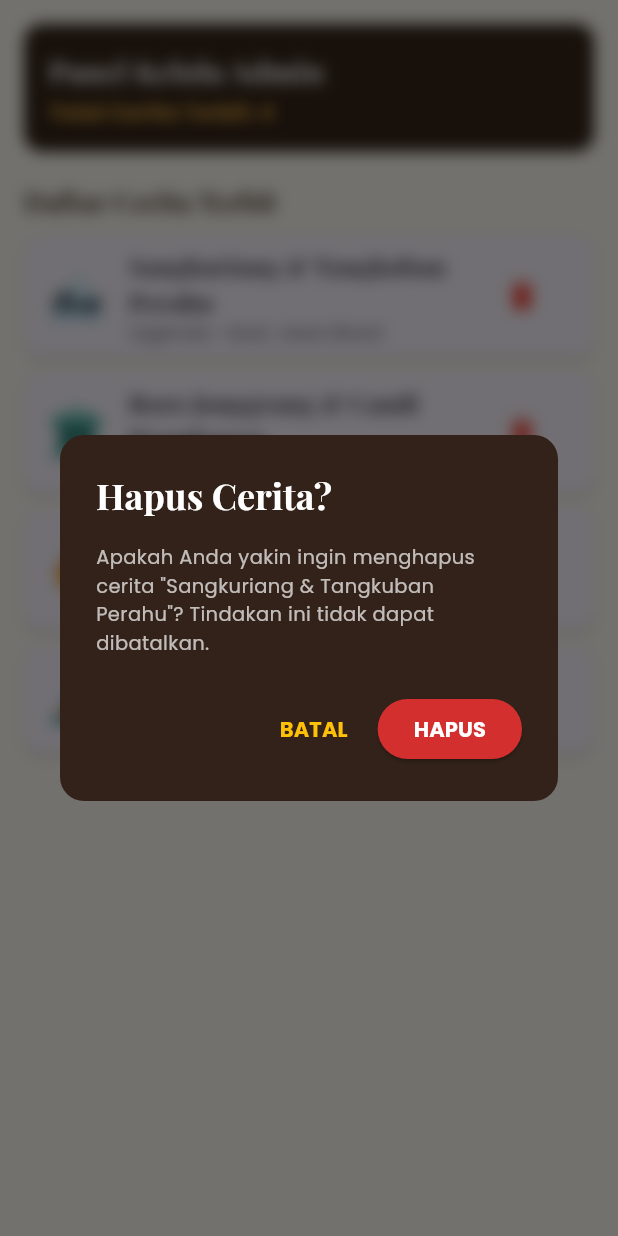
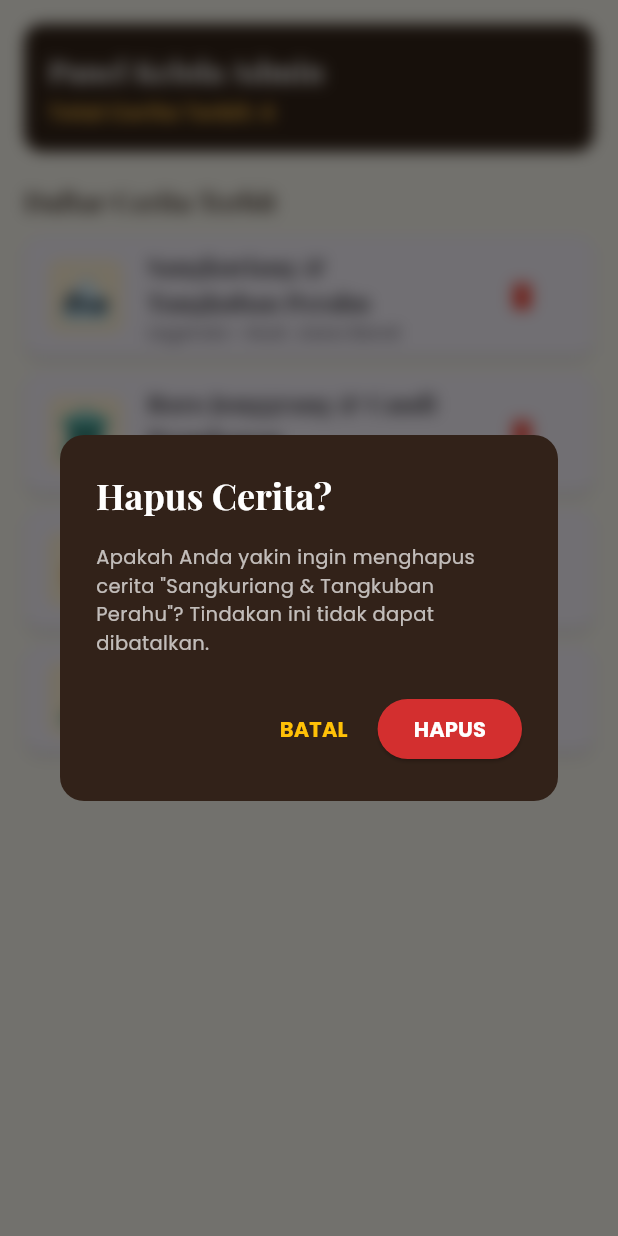
Before and after one commit to duitawisnaeni31-a11y/aplikasi_kisahloka, a Flutter app: the AdminDashboardScreen screen opened directly, after a tap on the "delete" icon, on a phone screen of 412 x 824 dp. Run offline on Flutter 3.47's test engine with Material 3 defaults, Android fonts, the phone set to English and light mode, and no system bars; our stand-ins replace file_picker, google_fonts; network calls fail.

Commit message:
Simpan perubahan kode

```diff
--- a/lib/main.dart
+++ b/lib/main.dart
@@ -5,9 +5,7 @@ import 'views/admin_views.dart';
 import 'views/guest_views.dart';
 import 'views/story_detail_view.dart';
 
-void main() async {
-  WidgetsFlutterBinding.ensureInitialized();
-  await loadStoriesFromStorage();
+void main() {
   runApp(const KisahLokaApp());
 }
 
--- a/lib/views/admin_views.dart
+++ b/lib/views/admin_views.dart
@@ -39,15 +39,12 @@ class _AdminDashboardScreenState extends State<AdminDashboardScreen> {
               ),
               ElevatedButton(
                 style: ElevatedButton.styleFrom(backgroundColor: Colors.red.shade700),
-                onPressed: () async {
+                onPressed: () {
                   setState(() {
                     globalStories.removeAt(index);
                   });
-                  await saveStoriesToStorage();
-                  if (mounted) {
                   Navigator.pop(ctx);
                   ScaffoldMessenger.of(context).showSnackBar(const SnackBar(content: Text('Cerita berhasil dihapus.')));
-                  }
                 },
                 child: Text('HAPUS', style: GoogleFonts.poppins(color: Colors.white, fontWeight: FontWeight.bold)),
               ),
@@ -56,6 +53,23 @@ class _AdminDashboardScreenState extends State<AdminDashboardScreen> {
         );
       },
     );
+  }
+
+  Widget _buildThumbnail(Story story) {
+    if (story.imageBytes != null) {
+      return Image.memory(story.imageBytes!, width: 50, height: 50, fit: BoxFit.cover);
+    } else if (story.imageFile != null) {
+      return Image.file(story.imageFile!, width: 50, height: 50, fit: BoxFit.cover);
+    } else if (story.imageUrl != null && story.imageUrl!.isNotEmpty) {
+      return Image.network(
+        story.imageUrl!,
+        width: 50,
+        height: 50,
+        fit: BoxFit.cover,
+        errorBuilder: (_, __, ___) => Text(story.iconEmoji, style: const TextStyle(fontSize: 28)),
+      );
+    }
+    return Text(story.iconEmoji, style: const TextStyle(fontSize: 28));
   }
 
   @override
@@ -92,7 +106,16 @@ class _AdminDashboardScreenState extends State<AdminDashboardScreen> {
                 return Card(
                   margin: const EdgeInsets.only(bottom: 10),
                   child: ListTile(
-                    leading: Text(story.iconEmoji, style: const TextStyle(fontSize: 30)),
+                    leading: ClipRRect(
+                      borderRadius: BorderRadius.circular(8),
+                      child: Container(
+                        width: 50,
+                        height: 50,
+                        color: const Color(0xFFFFF1D6),
+                        alignment: Alignment.center,
+                        child: _buildThumbnail(story),
+                      ),
+                    ),
                     title: Text(story.title, style: GoogleFonts.playfairDisplay(fontWeight: FontWeight.bold)),
                     subtitle: Text('${story.category} • Asal: ${story.region}', style: GoogleFonts.poppins(fontSize: 12)),
                     trailing: IconButton(
@@ -127,13 +150,13 @@ class _AddStoryScreenState extends State<AddStoryScreen> {
 
   String _category = 'Legenda';
   File? _selectedImageFile;
-  Uint8List? _selectedImageBytes; // Menyimpan data byte gambar HP
+  Uint8List? _selectedImageBytes;
 
   Future<void> _pickImage() async {
     try {
       FilePickerResult? result = await FilePicker.platform.pickFiles(
         type: FileType.image,
-        withData: true, // Ambil data byte langsung agar kompatibel di HP
+        withData: true,
       );
 
       if (result != null) {
@@ -149,14 +172,8 @@ class _AddStoryScreenState extends State<AddStoryScreen> {
     }
   }
 
-  void _submitStory() async {
+  void _submitStory() {
     if (_formKey.currentState!.validate()) {
-      // Jika pengguna memilih File tetapi bytes belum terbaca, baca manual dari file
-      Uint8List? finalBytes = _selectedImageBytes;
-      if (finalBytes == null && _selectedImageFile != null) {
-        finalBytes = await _selectedImageFile!.readAsBytes();
-      }
-
       final newStory = Story(
         id: DateTime.now().millisecondsSinceEpoch.toString(),
         title: _titleController.text,
@@ -166,14 +183,12 @@ class _AddStoryScreenState extends State<AddStoryScreen> {
         content: _contentController.text,
         moralValue: _moralController.text,
         imageFile: _selectedImageFile,
-        imageBytes: finalBytes,
+        imageBytes: _selectedImageBytes,
         iconEmoji: _category == 'Legenda' ? '⛵' : (_category == 'Mitos' ? '🌊' : '📜'),
       );
 
       globalStories.insert(0, newStory);
-      await saveStoriesToStorage();
 
-      if (mounted) {
       ScaffoldMessenger.of(context).showSnackBar(const SnackBar(content: Text('Cerita berhasil diterbitkan!')));
 
       _titleController.clear();
@@ -185,7 +200,6 @@ class _AddStoryScreenState extends State<AddStoryScreen> {
         _selectedImageFile = null;
         _selectedImageBytes = null;
       });
-      }
     }
   }
 
--- a/lib/views/guest_views.dart
+++ b/lib/views/guest_views.dart
@@ -174,7 +174,6 @@ class _GuestHomeScreenState extends State<GuestHomeScreen> {
                                           setState(() {
                                             story.isFavorite = !story.isFavorite;
                                           });
-                                          saveStoriesToStorage();
                                         },
                                       )
                                     ],
```
Also changed, not shown: lib/models/app_models.dart (+1 -61 lines), lib/views/story_detail_view.dart (+16 -84 lines), pubspec.yaml (+0 -11 lines), pubspec.lock, 5 other files. Lines whose indentation alone changed are shown as unchanged.
